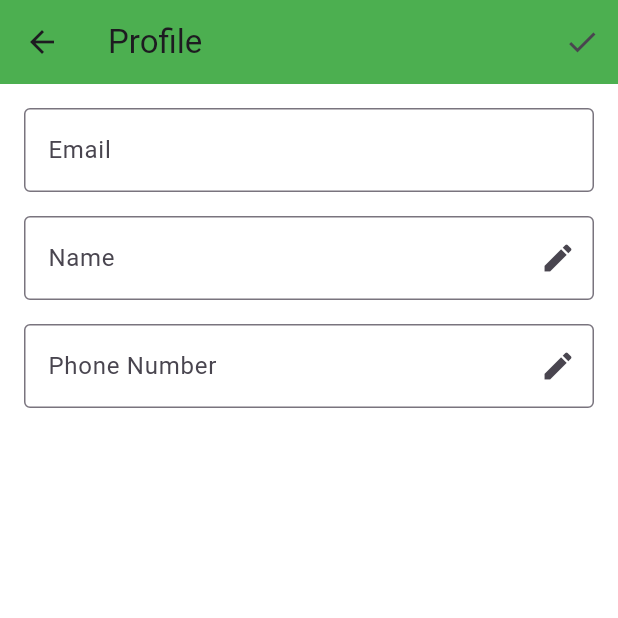
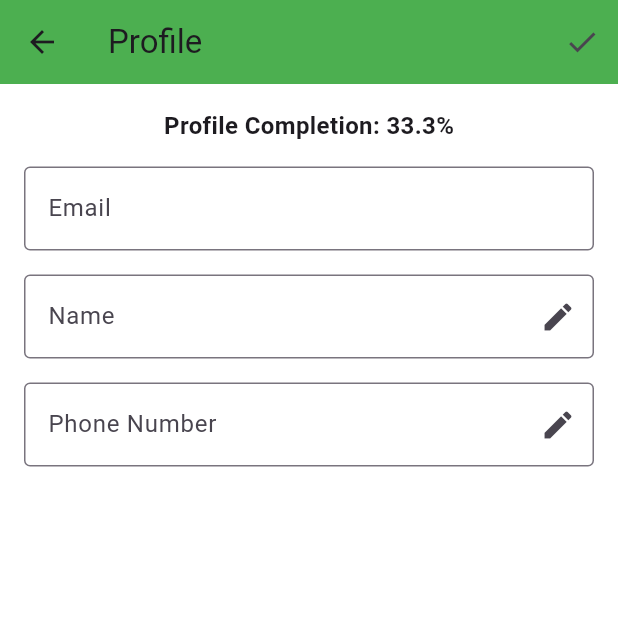
Before and after one commit to vyk1262/seller, a Flutter app: the ProfileScreen screen opened directly, after a tap on the "edit" icon, on a phone screen of 412 x 824 dp, the top half of it. Run offline on Flutter 3.47's test engine with Material 3 defaults, Android fonts, the phone set to English and light mode, and no system bars; our stand-ins replace cloud_firestore, firebase_auth, firebase_core, firebase_storage, google_sign_in, image_picker; accounts and stored records are empty.

Commit message:
profile completion percetage added

```diff
--- a/lib/profile.dart
+++ b/lib/profile.dart
@@ -12,6 +12,7 @@ class _ProfileScreenState extends State<ProfileScreen> {
   final FirebaseAuth _auth = FirebaseAuth.instance;
   final FirebaseFirestore _firestore = FirebaseFirestore.instance;
   DocumentSnapshot? _userData;
+  double _profileCompletion = 0.0; // Initialize profile completion to 0%
 
   bool _isEditing = false;
 
@@ -30,24 +31,45 @@ class _ProfileScreenState extends State<ProfileScreen> {
       User? user = _auth.currentUser;
       if (user != null) {
         _emailController.text = user.email ?? '';
+
         final snapshot =
             await _firestore.collection('users').doc(user.uid).get();
         if (snapshot.exists) {
           _userData = snapshot;
-          _nameController.text = _userData?['name'] ?? '';
-          _phoneController.text = _userData?['phone'] ?? '';
+
+          Map<String, dynamic>? userData =
+              _userData?.data() as Map<String, dynamic>?;
+          _nameController.text =
+              userData != null && userData.containsKey('name')
+                  ? userData['name']
+                  : '';
+          _phoneController.text =
+              userData != null && userData.containsKey('phone')
+                  ? userData['phone']
+                  : '';
         } else {
           await _firestore.collection('users').doc(user.uid).set({
             'name': '',
             'phone': '',
           });
         }
+        _calculateProfileCompletion(); // Calculate completion after fetching data
       }
     } catch (e) {
       print('Error fetching user details: $e');
     } finally {
       setState(() {});
     }
+  }
+
+  void _calculateProfileCompletion() {
+    int totalFields = 3; // Assuming 3 fields (email is pre-filled)
+    int filledFields = 1; // email is pre-filled
+    if (_nameController.text.isNotEmpty) filledFields++;
+    if (_phoneController.text.isNotEmpty) filledFields++;
+
+    _profileCompletion = (filledFields / totalFields) * 100.0;
+    setState(() {});
   }
 
   Future<void> _saveUserDetails() async {
@@ -60,6 +82,7 @@ class _ProfileScreenState extends State<ProfileScreen> {
         }, SetOptions(merge: true)); // Merge: update only provided fields
         setState(() {
           _isEditing = false;
+          _calculateProfileCompletion(); // Recalculate completion after saving
         });
       }
     } catch (e) {
@@ -81,6 +104,12 @@ class _ProfileScreenState extends State<ProfileScreen> {
     } else {
       return Column(
         children: [
+          // Display profile completion percentage
+          Text(
+            'Profile Completion: ${_profileCompletion.toStringAsFixed(1)}%',
+            style: const TextStyle(fontSize: 16.0, fontWeight: FontWeight.bold),
+          ),
+          const SizedBox(height: 16.0),
           TextField(
             controller: _emailController,
             readOnly: true,
```
